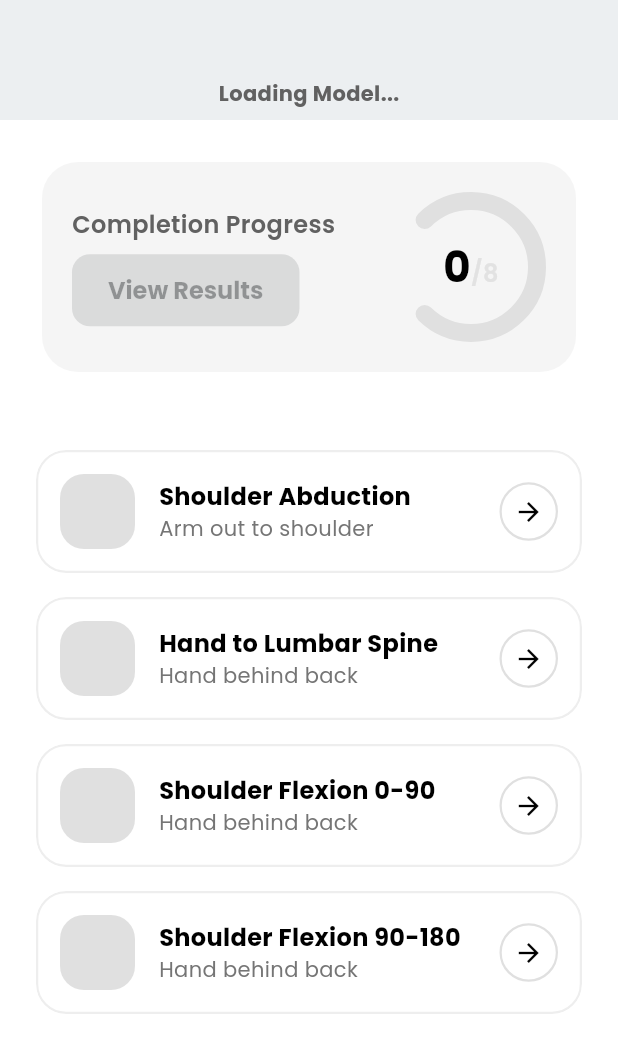
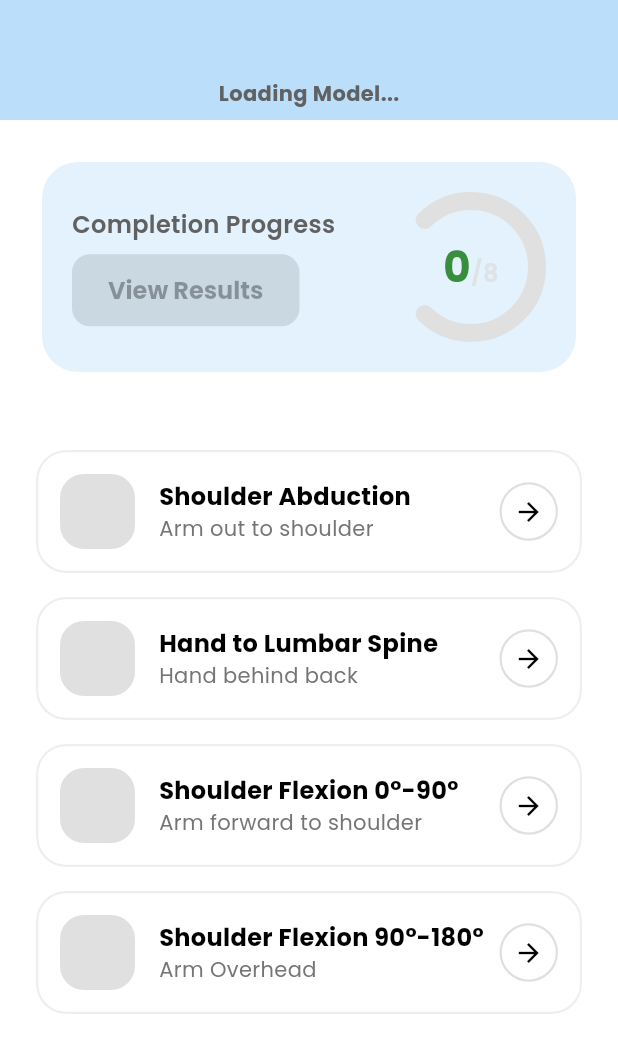
Before and after one commit to NeonPikachu17/yolo-pose, a Flutter app: the screen it shows after launch, on a phone screen of 412 x 824 dp. Shown: the top 1053 px of the screen. Run offline on Flutter 3.47's test engine with Material 3 defaults, Android fonts, the phone set to English and light mode, and no system bars; our stand-ins replace file_picker, google_fonts, image_picker, shared_preferences; missing offline and left inert: ultralytics_yolo.

Commit message:
all angles added

```diff
--- a/lib/therapy_home_screen.dart
+++ b/lib/therapy_home_screen.dart
@@ -62,16 +62,16 @@ class _TherapyHomeScreenState extends State<TherapyHomeScreen> {
         scoringFunction: _scoreHandtoLumbarSpine,
       ),
       Exercise(
-        title: "Shoulder Flexion 0-90",
-        subtitle: "Hand behind back",
-        instructions: "Reach your hand behind your back to touch your lower spine.",
-        scoringFunction: (start, end, side) => {'score': 0, 'details': 'Scoring not implemented.'},
+        title: "Shoulder Flexion 0°-90°",
+        subtitle: "Arm forward to shoulder",
+        instructions: "Raise your arm straight forward until it is level with your shoulder.",
+        scoringFunction: _scoreShoulderFlexion_0_90,
       ),
       Exercise(
-        title: "Shoulder Flexion 90-180",
-        subtitle: "Hand behind back",
-        instructions: "Reach your hand behind your back to touch your lower spine.",
-        scoringFunction: (start, end, side) => {'score': 0, 'details': 'Scoring not implemented.'},
+        title: "Shoulder Flexion 90°-180°",
+        subtitle: "Arm Overhead",
+        instructions: "Continue raising your arm upward from shoulder level until it is overhead.",
+        scoringFunction: _scoreShoulderFlexion_90_180,
       ),
     ];
     _loadModelFromAssets();
@@ -148,12 +148,12 @@ class _TherapyHomeScreenState extends State<TherapyHomeScreen> {
     if (endAngle >= 85) { // Target is 90°, so >= 85° is a good range for "full"
       score = 2;
       motionQuality = "Full range of motion.";
-    } else if (endAngle >= 45) { // Meaningful partial motion
+    } else if (endAngle >= 10) { // Meaningful partial motion
       score = 1;
       motionQuality = "Partial range of motion.";
     } else { // All other cases
       score = 0;
-      motionQuality = "Limited range of motion.";
+      motionQuality = "Zero range of motion.";
     }
 
     return {
@@ -190,13 +190,13 @@ class _TherapyHomeScreenState extends State<TherapyHomeScreen> {
 
     if (endAngle >= 160) { // Target is 170-180°, so >= 160° is "full"
       score = 2;
-      motionQuality = "Full overhead range.";
-    } else if (endAngle >= 120) { // Clearly above shoulder level
+      motionQuality = "Full range of motion.";
+    } else if (endAngle >= 90) { // Clearly above shoulder level
       score = 1;
-      motionQuality = "Partial overhead range.";
+      motionQuality = "Partial range of motion.";
     } else { // Not reaching significantly overhead
       score = 0;
-      motionQuality = "Limited overhead range.";
+      motionQuality = "Zero range of motion.";
     }
 
     return {
@@ -228,13 +228,13 @@ class _TherapyHomeScreenState extends State<TherapyHomeScreen> {
     // For this exercise, a smaller angle means more rotation and is better.
     if (endAngle <= 70) {
       score = 2;
-      motionQuality = "Excellent internal rotation.";
-    } else if (endAngle <= 100) {
+      motionQuality = "Full internal rotation.";
+    } else if (endAngle <= 160) {
       score = 1;
-      motionQuality = "Good internal rotation.";
+      motionQuality = "Partial internal rotation.";
     } else {
       score = 0;
-      motionQuality = "Limited internal rotation.";
+      motionQuality = "Zero internal rotation.";
     }
 
     return {
@@ -417,8 +417,9 @@ List<KeypointData>? _convertKeypointsToData(List<Map<String, double>>? keypoints
     final bool allExercisesCompleted = _exerciseData.length == exercises.length && _exerciseData.values.every((data) => data.containsKey('score'));
 
     return Scaffold(
-      backgroundColor: Colors.white,
+      backgroundColor: Color.fromARGB(255, 255, 255, 255),
       appBar: AppBar(
+        backgroundColor: Colors.blue.shade100, // light blue appbar
         bottom: PreferredSize(
           preferredSize: const Size.fromHeight(24.0),
           child: Padding(
@@ -499,7 +500,7 @@ List<KeypointData>? _convertKeypointsToData(List<Map<String, double>>? keypoints
           );
         },
         style: ElevatedButton.styleFrom(
-          backgroundColor: Colors.black,
+          backgroundColor: Colors.green.shade400, // softer green
           foregroundColor: Colors.white,
           minimumSize: const Size(double.infinity, 60),
           shape: RoundedRectangleBorder(borderRadius: BorderRadius.circular(30)),
@@ -517,7 +518,7 @@ List<KeypointData>? _convertKeypointsToData(List<Map<String, double>>? keypoints
       elevation: 0,
       clipBehavior: Clip.antiAlias,
       shape: RoundedRectangleBorder(borderRadius: BorderRadius.circular(24)),
-      color: const Color(0xFFF5F5F5),
+      color:  Colors.blue.shade50, // light pastel blue,
       child: Padding(
         padding: const EdgeInsets.all(20.0),
         child: Row(
@@ -537,8 +538,7 @@ List<KeypointData>? _convertKeypointsToData(List<Map<String, double>>? keypoints
                         ? () => Navigator.push(context, MaterialPageRoute(builder: (context) => SubmittedPhotosScreen(exerciseData: _exerciseData)))
                         : null,
                     style: ElevatedButton.styleFrom(
-                      backgroundColor: Colors.grey.shade400,
-                      foregroundColor: Colors.black,
+                      backgroundColor: Colors.green.shade200, foregroundColor: Colors.green.shade900,
                       elevation: 0,
                       shape: RoundedRectangleBorder(borderRadius: BorderRadius.circular(12)),
                       padding: const EdgeInsets.symmetric(horizontal: 24, vertical: 12)
@@ -683,7 +683,7 @@ class ScoreGauge extends StatelessWidget {
   @override
   Widget build(BuildContext context) {
     // Use provided colors/styles or fall back to default values.
-    final pColor = progressColor ?? Colors.black;
+    final pColor = progressColor ?? Colors.green.shade700;
     final bgColor = backgroundColor ?? Colors.grey.shade300;
 
     return SizedBox(
```
Also changed, not shown: pubspec.lock.
